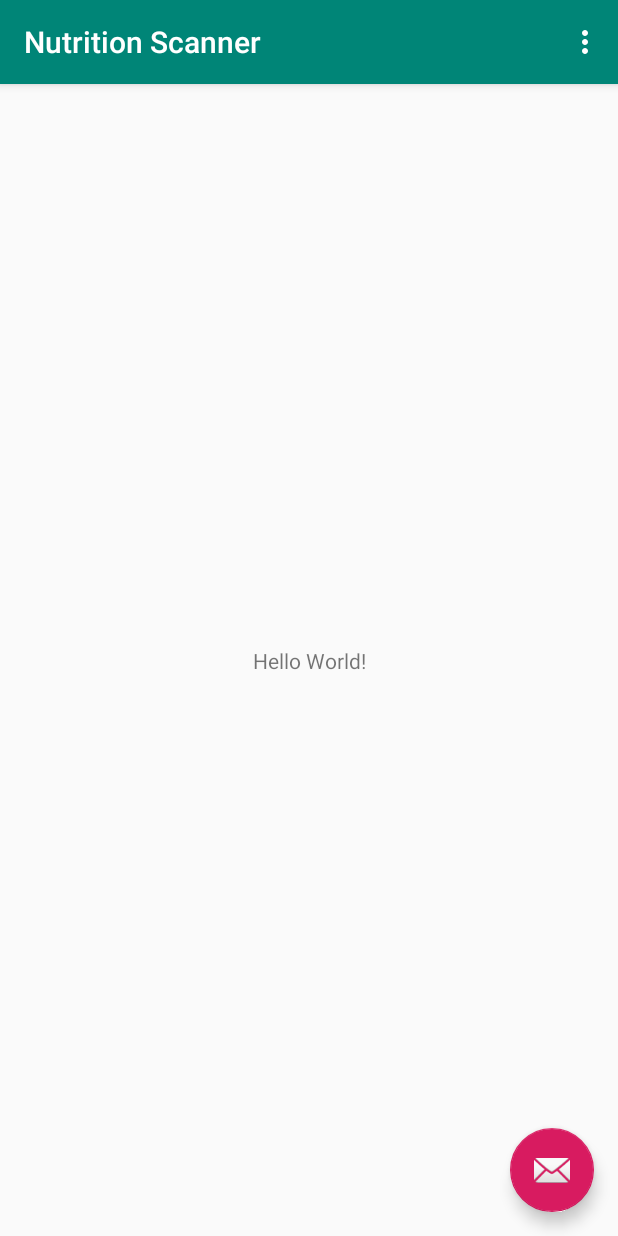
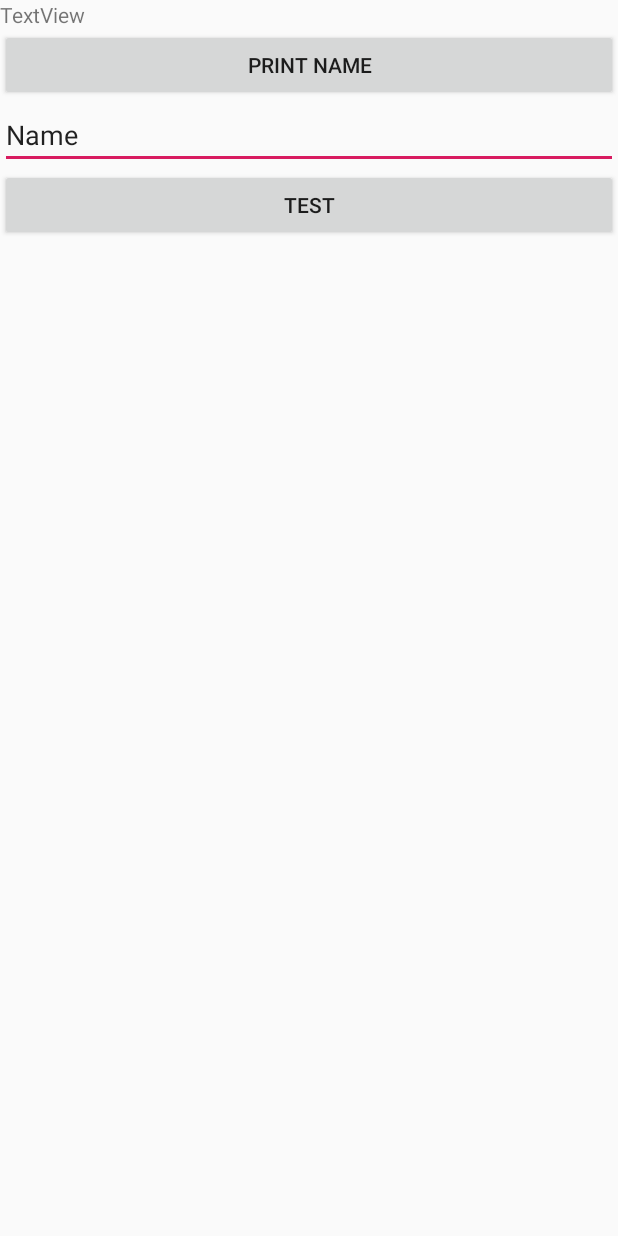
Before and after one commit to lkaicher/HealthHack2020, an Android app: the screen it shows after launch (MainActivity), on a phone screen of 412 x 824 dp. Run offline under Robolectric (Android 15) with nearby library versions, the phone set to English and light mode, and no system bars.

Commit message:
Removed Firebase functionality, added local persistence, Added UserAPI

```diff
--- a/app/src/main/java/com/example/nutritionscanner/MainActivity.java
+++ b/app/src/main/java/com/example/nutritionscanner/MainActivity.java
@@ -1,6 +1,10 @@
 package com.example.nutritionscanner;
 
 import android.os.Bundle;
+
+import com.example.nutritionscanner.NutritionScannerUsers.User;
+import com.example.nutritionscanner.api.NutritionScannerFireBaseAPI;
+import com.example.nutritionscanner.api.UserAPI;
 import com.google.android.material.floatingactionbutton.FloatingActionButton;
 import com.google.android.material.snackbar.Snackbar;
 import androidx.appcompat.app.AppCompatActivity;
@@ -8,24 +12,25 @@ import androidx.appcompat.widget.Toolbar;
 import android.view.View;
 import android.view.Menu;
 import android.view.MenuItem;
+import android.widget.EditText;
+import android.widget.TextView;
 
 public class MainActivity extends AppCompatActivity {
-
+    TextView textView;
+    EditText editText;
+    UserAPI api;
     @Override
     protected void onCreate(Bundle savedInstanceState) {
         super.onCreate(savedInstanceState);
         setContentView(R.layout.activity_main);
-        Toolbar toolbar = findViewById(R.id.toolbar);
-        setSupportActionBar(toolbar);
+        //Toolbar toolbar = findViewById(R.id.toolbar);
+        //setSupportActionBar(toolbar);
 
-       FloatingActionButton fab = findViewById(R.id.fab);
-        fab.setOnClickListener(new View.OnClickListener() {
-            @Override
-            public void onClick(View view) {
-                Snackbar.make(view, "Replace with your own action", Snackbar.LENGTH_LONG)
-                        .setAction("Action", null).show();
-            }
-        });
+        textView=findViewById(R.id.textView);
+        editText = findViewById(R.id.editText);
+        api = new UserAPI();
+       //FloatingActionButton fab = findViewById(R.id.fab);
+
     }
 
     @Override
@@ -33,6 +38,18 @@ public class MainActivity extends AppCompatActivity {
         // Inflate the menu; this adds items to the action bar if it is present.
         getMenuInflater().inflate(R.menu.menu_main, menu);
         return true;
+    }
+
+    public void testFunction(View view){
+        textView.setText("hi");
+        System.out.println("foo");
+        UserAPI api = new UserAPI();
+        User user = new User(editText.getText().toString(), 20, 200, 100,  "male", true);
+        api.addUser(user);
+        System.out.println(user.getName());
+    }
+    public void printName(View view){
+        textView.setText(api.readUser().getName());
     }
 
     @Override
--- /dev/null
+++ b/app/src/main/java/com/example/nutritionscanner/NutritionScannerUsers/Meal.java
@@ -0,0 +1,4 @@
+package com.example.nutritionscanner.NutritionScannerUsers;
+
+public class Meal {
+}
--- a/app/src/main/java/com/example/nutritionscanner/NutritionScannerUsers/User.java
+++ b/app/src/main/java/com/example/nutritionscanner/NutritionScannerUsers/User.java
@@ -1,6 +1,8 @@
 package com.example.nutritionscanner.NutritionScannerUsers;
 
-public class User {
+import java.io.Serializable;
+
+public class User implements Serializable {
     public static final double ACTIVE_MULTIPLIER = 1.375;
     public static final double INACTIVE_MULTIPLIER = 1.2;
     public static final int WEIGHT_GOAL_DIFF=300;
@@ -114,7 +116,9 @@ public class User {
     public void setGender(String gender) {
         this.gender = gender;
     }
+    public User(){
 
+    }
     public User(String name, int age, int weight, int heightInches, String gender, boolean isActive){
         this.name=name;
         this.weightLBs =weight;
--- a/app/src/main/res/layout/activity_main.xml
+++ b/app/src/main/res/layout/activity_main.xml
@@ -12,23 +12,40 @@
         android:layout_width="match_parent"
         android:theme="@style/AppTheme.AppBarOverlay">
 
-        <androidx.appcompat.widget.Toolbar
-            android:id="@+id/toolbar"
-            android:layout_width="match_parent"
-            android:layout_height="?attr/actionBarSize"
-            android:background="?attr/colorPrimary"
-            app:popupTheme="@style/AppTheme.PopupOverlay" />
-
     </com.google.android.material.appbar.AppBarLayout>
 
-    <include layout="@layout/content_main"/>
+    <LinearLayout
+        android:layout_width="match_parent"
+        android:layout_height="match_parent"
+        android:orientation="vertical">
 
-    <com.google.android.material.floatingactionbutton.FloatingActionButton
-        android:id="@+id/fab"
-        android:layout_width="wrap_content"
-        android:layout_height="wrap_content"
-        android:layout_gravity="bottom|end"
-        android:layout_margin="@dimen/fab_margin"
-        app:srcCompat="@android:drawable/ic_dialog_email" />
+        <TextView
+            android:id="@+id/textView"
+            android:layout_width="wrap_content"
+            android:layout_height="wrap_content"
+            android:text="TextView" />
+
+        <Button
+            android:id="@+id/button2"
+            android:layout_width="match_parent"
+            android:layout_height="wrap_content"
+            android:onClick="printName"
+            android:text="Print name" />
+
+        <EditText
+            android:id="@+id/editText"
+            android:layout_width="match_parent"
+            android:layout_height="wrap_content"
+            android:ems="10"
+            android:inputType="textPersonName"
+            android:text="Name" />
+
+        <Button
+            android:id="@+id/button"
+            android:layout_width="match_parent"
+            android:layout_height="wrap_content"
+            android:onClick="testFunction"
+            android:text="test" />
+    </LinearLayout>
 
 </androidx.coordinatorlayout.widget.CoordinatorLayout>
```
Also changed, not shown: app/src/main/java/com/example/nutritionscanner/api/NutritionScannerFireBaseAPI.java (+32 -3 lines), app/src/main/java/com/example/nutritionscanner/api/UserAPI.java (added, +44 -0 lines).
